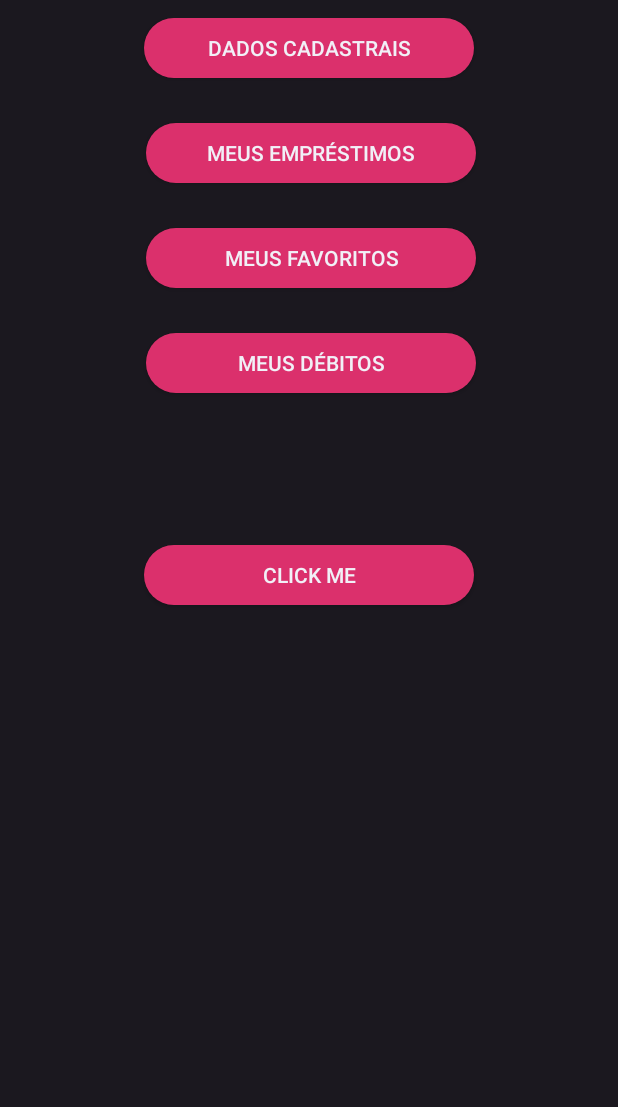
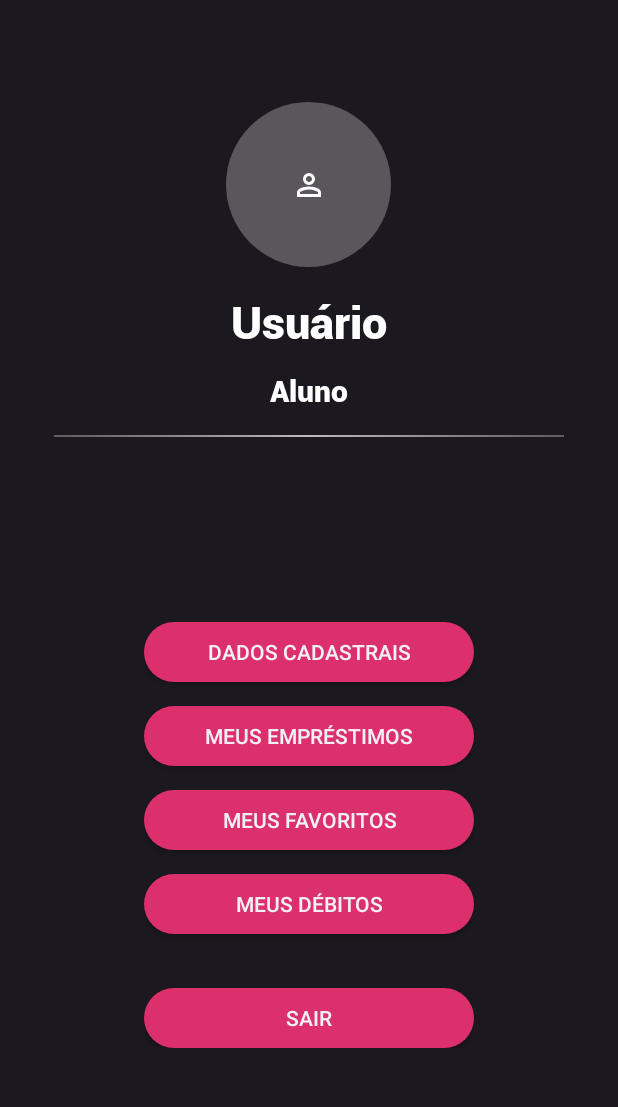
Before and after one commit to lucns-ufca/app-biblioteca, an Android app: the layout fragment_profile.xml on its own in the app's theme, with its tools: preview values and no code run, on a phone screen of 412 x 824 dp, the part 104-1211 px from its top. Run offline under Robolectric (Android 15) with nearby library versions, the phone set to English and light mode, and no system bars.

Commit message:
Atualização fragment_profile.
>Foi ajustado o layout dos botões (Dados Cadastrais, Meus empréstimos, Meus Favoritos, Meu Débitos).
> ImagemButton(ID:buttonUser): Foi colocado um ícone circular para a foto do usuário.
> TextView(ID:textuser): Foi colocado o nome para usuário.
> TextView(ID:textusertype): Foi colocado a opção para o tipo de usuário(Aluno, Professor, Visitante)
>View: Linha de separação do nome e type do usuário dos botões (Dados Cadastrais, Meus empréstimos, Meus Favoritos, Meu Débitos).

```diff
--- a/app/src/main/res/layout/fragment_profile.xml
+++ b/app/src/main/res/layout/fragment_profile.xml
@@ -7,24 +7,62 @@
         android:id="@+id/toolbar"
         layout="@layout/toolbar_basic" />
 
-    <RelativeLayout
+    <ImageButton
+        android:id="@+id/buttonUser"
+        android:layout_width="110dp"
+        android:layout_height="110dp"
+        android:layout_below="@+id/toolbar"
+        android:layout_centerHorizontal="true"
+        android:layout_marginTop="@dimen/margin_7"
+        android:background="@drawable/fab_white_transparent"
+        android:src="@drawable/icon_person" />
+
+    <TextView
+        android:id="@+id/textuser"
+        android:layout_width="wrap_content"
+        android:layout_height="wrap_content"
+        android:layout_below="@+id/buttonUser"
+        android:layout_centerHorizontal="true"
+        android:layout_marginTop="@dimen/margin_3"
+        android:fontFamily="@font/black"
+        android:text="Usuário"
+        android:textColor="@android:color/white"
+        android:textSize="30sp" />
+
+    <TextView
+        android:id="@+id/textusertype"
+        android:layout_width="wrap_content"
+        android:layout_height="wrap_content"
+        android:layout_below="@+id/textuser"
+        android:layout_centerHorizontal="true"
+        android:layout_marginTop="@dimen/margin_2"
+        android:fontFamily="@font/black"
+        android:text="Aluno"
+        android:textColor="@android:color/white"
+        android:textSize="20sp" />
+
+    <View
         android:layout_width="match_parent"
-        android:layout_height="match_parent"
-        android:layout_below="@+id/toolbar">
+        android:layout_height="1dp"
+        android:layout_below="@id/textusertype"
+        android:layout_marginTop="@dimen/margin_3"
+        android:layout_marginStart="@dimen/margin_5"
+        android:layout_marginEnd="@dimen/margin_5"
+        android:background="@drawable/line_gradient" />
+
+    <LinearLayout
+        android:layout_width="wrap_content"
+        android:layout_height="wrap_content"
+        android:layout_alignParentBottom="true"
+        android:layout_centerHorizontal="true"
+        android:layout_marginBottom="@dimen/margin_7"
+        android:orientation="vertical">
 
         <Button
             android:id="@+id/button"
             android:layout_width="220dp"
             android:layout_height="40dp"
-            android:layout_centerInParent="true"
-            android:background="@drawable/button_state"
-            android:text="@string/click_me" />
-
-        <Button
-            android:id="@+id/button3"
-            android:layout_width="220dp"
-            android:layout_height="40dp"
-            android:layout_centerHorizontal="true"
+            android:layout_marginTop="@dimen/margin_3"
             android:background="@drawable/button_state"
             android:text="Dados Cadastrais" />
 
@@ -32,27 +70,32 @@
             android:id="@+id/button4"
             android:layout_width="220dp"
             android:layout_height="40dp"
-            android:layout_marginTop="70dp"
-            android:layout_marginLeft="97dp"
+            android:layout_marginTop="@dimen/margin_3"
             android:background="@drawable/button_state"
             android:text="Meus empréstimos" />
 
         <Button
-            android:id="@+id/button4"
+            android:id="@+id/button5"
             android:layout_width="220dp"
             android:layout_height="40dp"
-            android:layout_marginTop="140dp"
-            android:layout_marginLeft="97dp"
+            android:layout_marginTop="@dimen/margin_3"
             android:background="@drawable/button_state"
             android:text="Meus Favoritos" />
 
         <Button
-            android:id="@+id/button4"
+            android:id="@+id/button6"
             android:layout_width="220dp"
             android:layout_height="40dp"
-            android:layout_marginTop="210dp"
-            android:layout_marginLeft="97dp"
+            android:layout_marginTop="@dimen/margin_3"
             android:background="@drawable/button_state"
             android:text="Meus Débitos" />
-    </RelativeLayout>
+
+        <Button
+            android:id="@+id/button7"
+            android:layout_width="220dp"
+            android:layout_height="40dp"
+            android:layout_marginTop="@dimen/margin_5"
+            android:background="@drawable/button_state"
+            android:text="Sair" />
+    </LinearLayout>
 </RelativeLayout>
```
